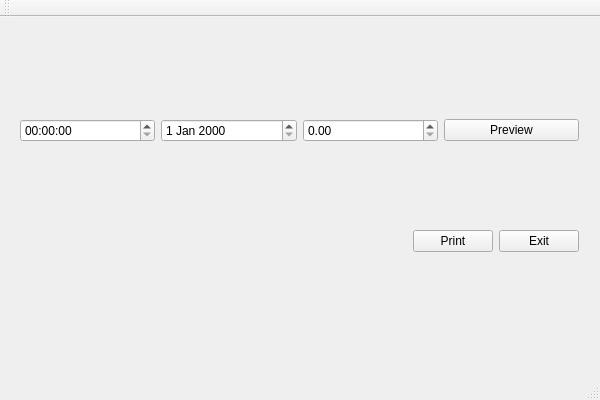
This is gui1/mainwindow.ui in zienek/gui1 as Qt 5 draws it before an edit. The edited form follows.
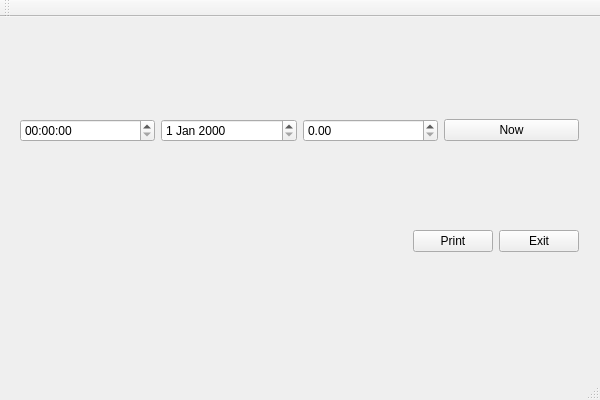
This is the edited form.

```diff
--- a/gui1/mainwindow.ui
+++ b/gui1/mainwindow.ui
@@ -38,7 +38,7 @@
        <item>
         <widget class="QPushButton" name="pushButton">
          <property name="text">
-          <string>Preview</string>
+          <string>Now</string>
          </property>
         </widget>
        </item>
```
